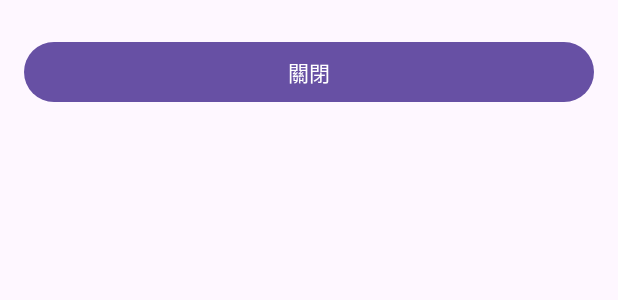
After one commit to 01157121/software-project, an Android app: the layout dialog_accounting_results.xml on its own in the app's theme, with its tools: preview values and no code run, on a phone screen of 412 x 824 dp. The commit adds this screen. Shown: the top 300 px of the screen. Run offline under Robolectric (Android 15) with nearby library versions, the phone set to English and light mode, and no system bars.

Commit message:
新增簡易分帳紀錄功能

```diff
--- /dev/null
+++ b/project_android/app/src/main/res/layout/dialog_accounting_results.xml
@@ -0,0 +1,25 @@
+<LinearLayout xmlns:android="http://schemas.android.com/apk/res/android"
+    android:layout_width="match_parent"
+    android:layout_height="wrap_content"
+    android:orientation="vertical"
+    android:padding="16dp">
+
+    <ScrollView
+        android:layout_width="match_parent"
+        android:layout_height="0dp"
+        android:layout_weight="1"> <!-- 確保 ScrollView 不會佔滿整個佈局 -->
+
+        <LinearLayout
+            android:id="@+id/accounting_results_container"
+            android:layout_width="match_parent"
+            android:layout_height="wrap_content"
+            android:orientation="vertical" />
+    </ScrollView>
+
+    <Button
+        android:id="@+id/close_button"
+        android:layout_width="match_parent"
+        android:layout_height="wrap_content"
+        android:text="關閉"
+        android:layout_marginTop="8dp" /> <!-- 添加間距 -->
+</LinearLayout>
```
Also changed, not shown: project_android/app/src/main/java/com/example/project_android/PlanningActivity.kt (+108 -14 lines).
